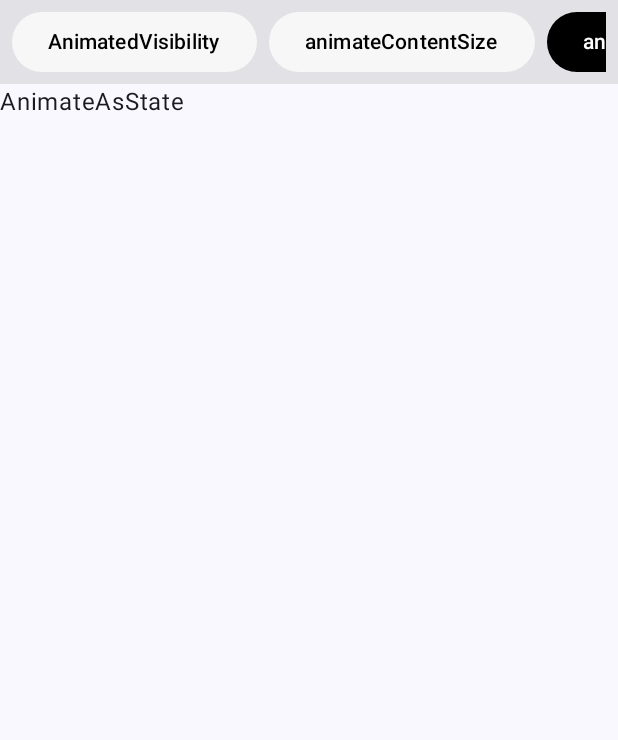
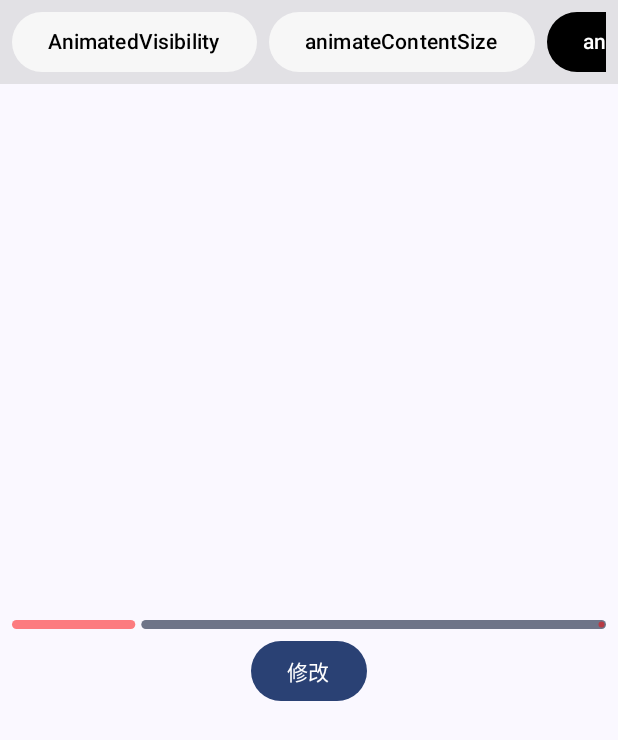
Before and after one commit to SMask/AndroidCompose_Learn, an Android app built with Jetpack Compose: the AnimationActivity screen opened directly, with no data from a screen before it, after a tap on "animateAsState", on a phone screen of 412 x 824 dp. Shown: the top 740 px of the screen. Run offline under Robolectric (Android 15) with nearby library versions, the phone set to English and light mode, and no system bars.

Commit message:
AnimationActivity Content 增加 AnimationContentAnimateFloatAsState

```diff
--- a/app/src/main/java/com/mask/compose/activity/AnimationActivity.kt
+++ b/app/src/main/java/com/mask/compose/activity/AnimationActivity.kt
@@ -8,6 +8,7 @@ import androidx.activity.enableEdgeToEdge
 import androidx.compose.animation.AnimatedContent
 import androidx.compose.animation.AnimatedVisibility
 import androidx.compose.animation.animateContentSize
+import androidx.compose.animation.core.animateFloatAsState
 import androidx.compose.foundation.background
 import androidx.compose.foundation.clickable
 import androidx.compose.foundation.layout.Arrangement
@@ -28,18 +29,21 @@ import androidx.compose.material3.Button
 import androidx.compose.material3.ButtonDefaults
 import androidx.compose.material3.FloatingActionButton
 import androidx.compose.material3.Icon
+import androidx.compose.material3.LinearProgressIndicator
 import androidx.compose.material3.Scaffold
 import androidx.compose.material3.Text
 import androidx.compose.runtime.Composable
 import androidx.compose.runtime.MutableState
 import androidx.compose.runtime.derivedStateOf
 import androidx.compose.runtime.getValue
+import androidx.compose.runtime.mutableFloatStateOf
 import androidx.compose.runtime.mutableStateOf
 import androidx.compose.runtime.remember
 import androidx.compose.runtime.setValue
 import androidx.compose.ui.Alignment
 import androidx.compose.ui.Modifier
 import androidx.compose.ui.graphics.Color
+import androidx.compose.ui.graphics.StrokeCap
 import androidx.compose.ui.res.stringResource
 import androidx.compose.ui.text.style.TextOverflow
 import androidx.compose.ui.tooling.preview.Preview
@@ -271,9 +275,54 @@ fun AnimationContentAnimateContentSize(modifier: Modifier = Modifier) {
 fun AnimationContentAnimateAsState(modifier: Modifier = Modifier) {
     LogUtils.i("AnimationContentAnimateAsState")
 
-    Text(
-        text = "AnimateAsState"
-    )
+    Column(
+        modifier = modifier
+            .padding(Dimen.padding),
+        verticalArrangement = Arrangement.Center
+    ) {
+        AnimationContentAnimateFloatAsState(
+            modifier = Modifier
+                .fillMaxWidth()
+        )
+    }
+}
+
+@Composable
+fun AnimationContentAnimateFloatAsState(modifier: Modifier = Modifier) {
+    LogUtils.i("AnimationContentAnimateFloatAsState")
+
+    var progress by remember { mutableFloatStateOf(0.2f) }
+    val animProgress by animateFloatAsState(targetValue = progress)
+
+    Column(
+        modifier = modifier,
+        horizontalAlignment = Alignment.CenterHorizontally
+    ) {
+        LinearProgressIndicator(
+            modifier = Modifier
+                .fillMaxWidth()
+                .height(6.dp),
+            color = Color(0x80FF0000),
+            strokeCap = StrokeCap.Round,
+            progress = {
+                animProgress
+            }
+        )
+        Button(
+            modifier = Modifier
+                .padding(top = Dimen.padding)
+                .height(Dimen.buttonHeight),
+            onClick = {
+                if (progress >= 1.0f) {
+                    progress = 0f
+                } else {
+                    progress += 0.2f
+                }
+            }
+        ) {
+            Text(text = stringResource(R.string.update))
+        }
+    }
 }
 
 @Composable
--- a/app/src/main/res/values/strings.xml
+++ b/app/src/main/res/values/strings.xml
@@ -12,6 +12,7 @@
     <string name="minus">减</string>
     <string name="delete">删除</string>
     <string name="edit">编辑</string>
+    <string name="update">修改</string>
     <string name="expand">展开</string>
     <string name="collapse">收起</string>
     <string name="show">显示</string>
```
